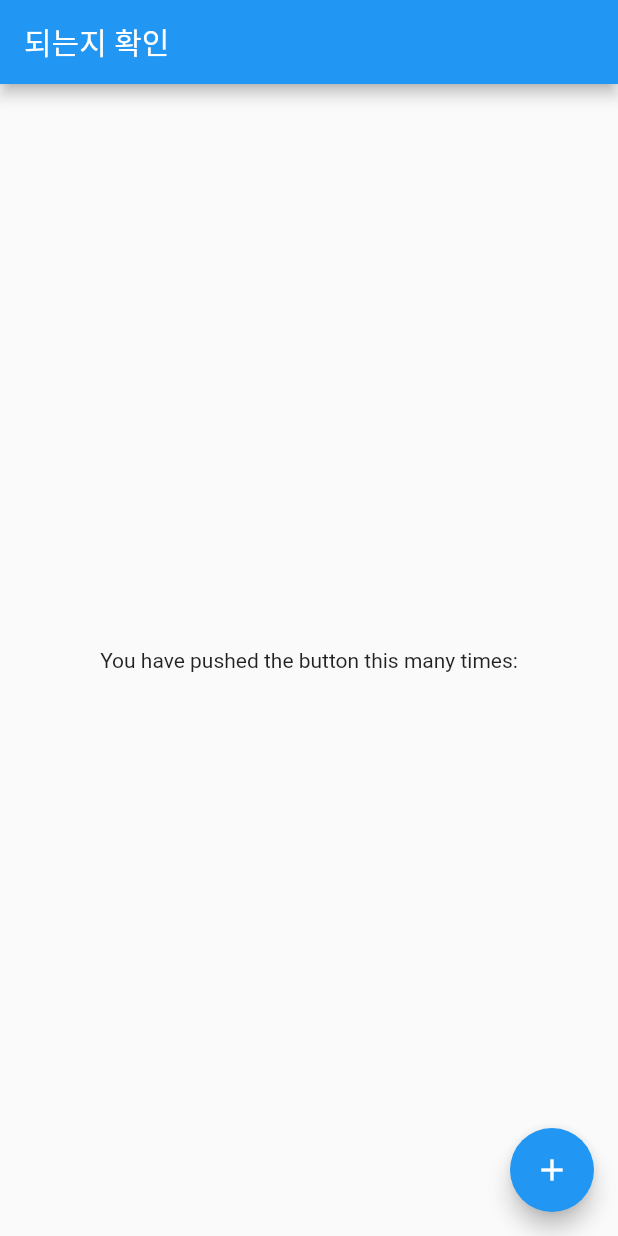
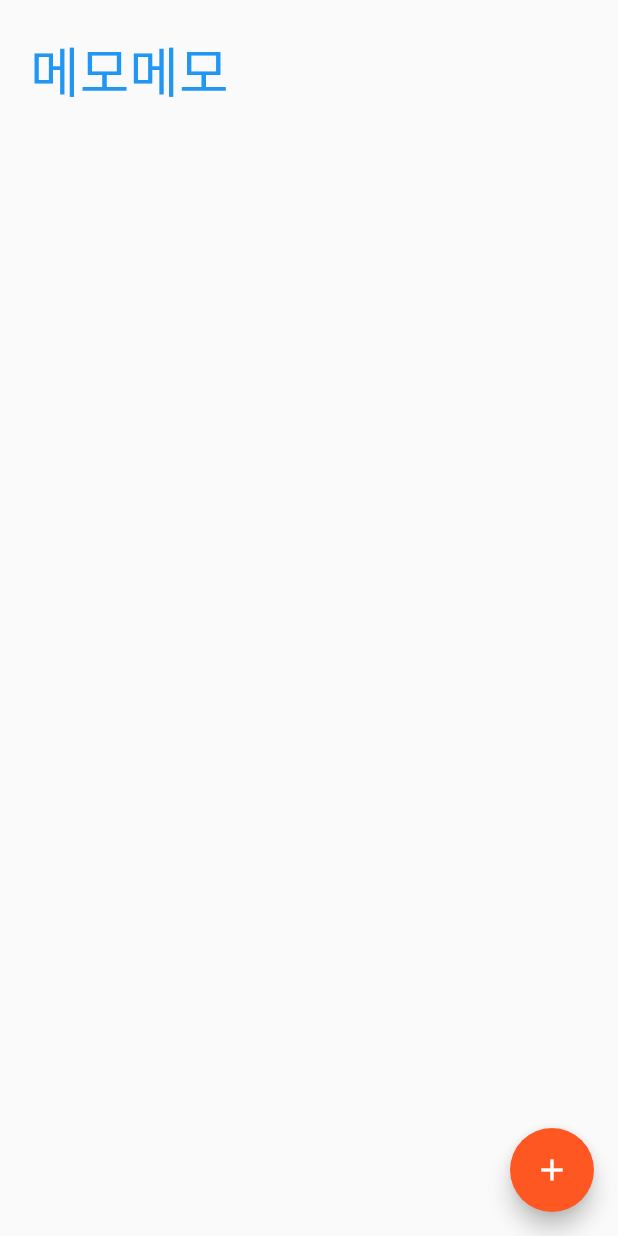
Before and after one commit to BAR-KEY/memomemo, a Flutter app: the screen it shows after launch, on a phone screen of 412 x 824 dp. Run offline on Flutter 3.47's test engine with Material 2 defaults, Android fonts, the phone set to English and light mode, and no system bars.

```diff
--- a/lib/main.dart
+++ b/lib/main.dart
@@ -11,9 +11,10 @@ class MyApp extends StatelessWidget {
   @override
   Widget build(BuildContext context) {
     return MaterialApp(
-      title: 'Flutter Demo',
+      title: 'MemoMemo',
       theme: ThemeData(
-        primarySwatch: Colors.blue,
+        primarySwatch: Colors.deepOrange,
+        primaryColor: Colors.white,
       ),
       home: const MyHomePage(title: '되는지 확인'),
     );
--- a/lib/screens/home.dart
+++ b/lib/screens/home.dart
@@ -14,28 +14,44 @@ class _MyHomePageState extends State<MyHomePage> {
   @override
   Widget build(BuildContext context) {
     return Scaffold(
-      appBar: AppBar(
-        title: Text(widget.title),
-      ),
-      body: Center(
-        child: Column(
-          mainAxisAlignment: MainAxisAlignment.center,
-          children: <Widget>[
-            const Text(
-              'You have pushed the button this many times:',
-            ),
-          ],
-        ),
+      body: ListView(
+        physics: const BouncingScrollPhysics(),
+        children: [
+          Row(
+            children: const [
+              Padding(
+                  padding: EdgeInsets.only(
+                    left: 20,
+                    top: 20,
+                    bottom: 20,
+                  ),
+                  child: Text('메모메모',
+                      style: TextStyle(fontSize: 36, color: Colors.blue))),
+            ],
+          )
+        ],
       ),
       floatingActionButton: FloatingActionButton(
         onPressed: () {
-          Navigator.push(
-              context, CupertinoPageRoute(builder: (context) => EditPage()));
+          Navigator.push(context,
+              CupertinoPageRoute(builder: (context) => const EditPage()));
         },
         tooltip: '노트를 추가하려면 클릭하세요',
-        child: Icon(Icons.add),
-        // label: Text('메모 추가'),
+        child: const Icon(Icons.add),
       ),
     );
   }
+
+//   List<Widget> LoadMemo() {
+//     List<Widget> memoList = [];
+//     memoList.add(Container(
+//       color: Colors.purple,
+//       height: 200,
+//     ));
+//     memoList.add(Container(
+//       color: Colors.red,
+//       height: 200,
+//     ));
+//     return memoList;
+//   }
 }
```
Also changed, not shown: lib/screens/edit.dart (+30 -1 lines).
